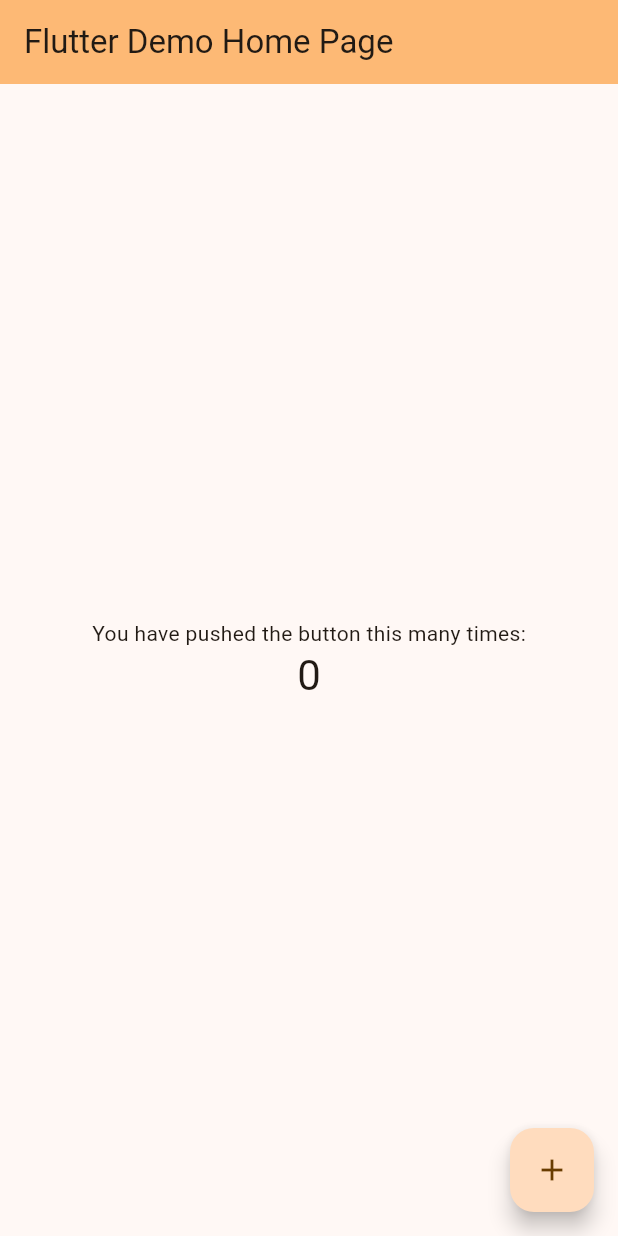
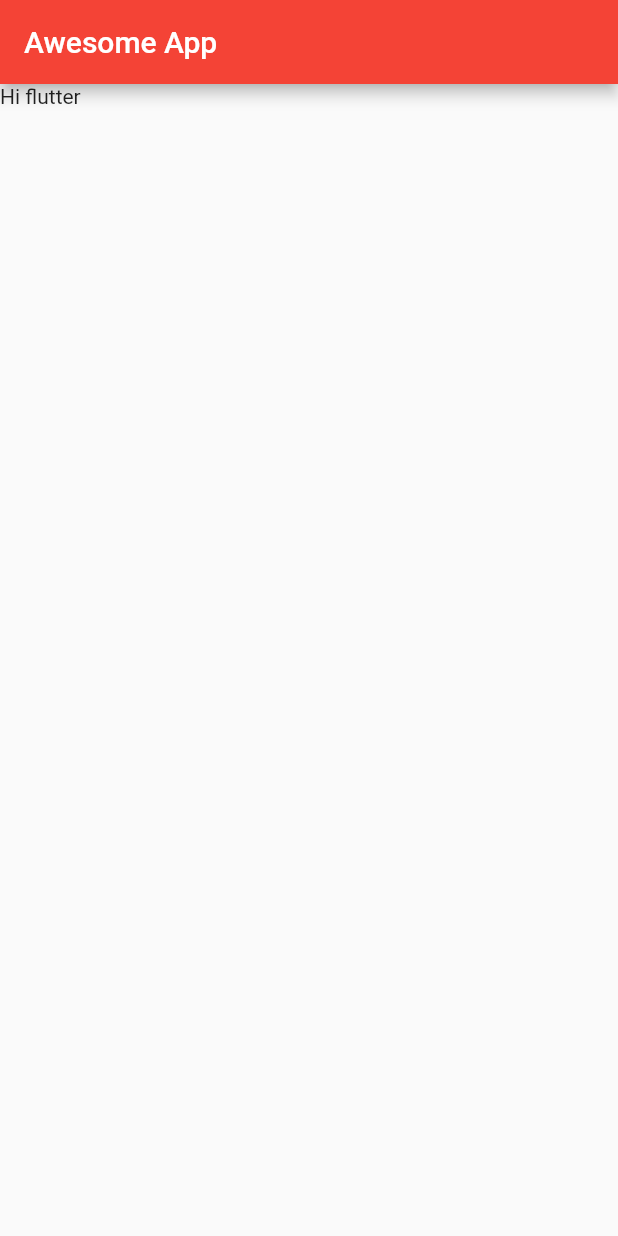
Before and after one commit to mahatarc/HALOPROJECT, a Flutter app: the screen it shows after launch, on a phone screen of 412 x 824 dp. Run offline on Flutter 3.47's test engine with Material 2 defaults, Android fonts, the phone set to English and light mode, and no system bars.

Commit message:
ch completed

```diff
--- a/lib/main.dart
+++ b/lib/main.dart
@@ -1,125 +1,26 @@
+//import 'package:flutter/widgets.dart';
 import 'package:flutter/material.dart';
 
 void main() {
-  runApp(const MyApp());
+  //widgetsApp MaterialApp CupertinoApp
+  runApp(MaterialApp(
+    home: Homepage(),
+    theme: ThemeData(
+      primarySwatch: Colors.red,
+    ),
+  ));
 }
 
-class MyApp extends StatelessWidget {
-  const MyApp({super.key});
+class Homepage extends StatelessWidget {
+  //const Homepage({super.key});
 
-  // This widget is the root of your application.
   @override
   Widget build(BuildContext context) {
-    return MaterialApp(
-      title: 'Flutter Demo',
-      theme: ThemeData(
-        // This is the theme of your application.
-        //
-        // TRY THIS: Try running your application with "flutter run". You'll see
-        // the application has a blue toolbar. Then, without quitting the app,
-        // try changing the seedColor in the colorScheme below to Colors.green
-        // and then invoke "hot reload" (save your changes or press the "hot
-        // reload" button in a Flutter-supported IDE, or press "r" if you used
-        // the command line to start the app).
-        //
-        // Notice that the counter didn't reset back to zero; the application
-        // state is not lost during the reload. To reset the state, use hot
-        // restart instead.
-        //
-        // This works for code too, not just values: Most code changes can be
-        // tested with just a hot reload.
-        colorScheme: ColorScheme.fromSeed(seedColor: Colors.orange),
-        useMaterial3: true,
+    return Scaffold(
+      appBar: AppBar(
+        title: Text("Awesome App"),
       ),
-      home: const MyHomePage(title: 'Flutter Demo Home Page'),
+      body: Container(child: Text("Hi flutter")),
     );
   }
 }
-
-class MyHomePage extends StatefulWidget {
-  const MyHomePage({super.key, required this.title});
-
-  // This widget is the home page of your application. It is stateful, meaning
-  // that it has a State object (defined below) that contains fields that affect
-  // how it looks.
-
-  // This class is the configuration for the state. It holds the values (in this
-  // case the title) provided by the parent (in this case the App widget) and
-  // used by the build method of the State. Fields in a Widget subclass are
-  // always marked "final".
-
-  final String title;
-
-  @override
-  State<MyHomePage> createState() => _MyHomePageState();
-}
-
-class _MyHomePageState extends State<MyHomePage> {
-  int _counter = 0;
-
-  void _incrementCounter() {
-    setState(() {
-      // This call to setState tells the Flutter framework that something has
-      // changed in this State, which causes it to rerun the build method below
-      // so that the display can reflect the updated values. If we changed
-      // _counter without calling setState(), then the build method would not be
-      // called again, and so nothing would appear to happen.
-      _counter++;
-    });
-  }
-
-  @override
-  Widget build(BuildContext context) {
-    // This method is rerun every time setState is called, for instance as done
-    // by the _incrementCounter method above.
-    //
-    // The Flutter framework has been optimized to make rerunning build methods
-    // fast, so that you can just rebuild anything that needs updating rather
-    // than having to individually change instances of widgets.
-    return Scaffold(
-      appBar: AppBar(
-        // TRY THIS: Try changing the color here to a specific color (to
-        // Colors.amber, perhaps?) and trigger a hot reload to see the AppBar
-        // change color while the other colors stay the same.
-        backgroundColor: Theme.of(context).colorScheme.inversePrimary,
-        // Here we take the value from the MyHomePage object that was created by
-        // the App.build method, and use it to set our appbar title.
-        title: Text(widget.title),
-      ),
-      body: Center(
-        // Center is a layout widget. It takes a single child and positions it
-        // in the middle of the parent.
-        child: Column(
-          // Column is also a layout widget. It takes a list of children and
-          // arranges them vertically. By default, it sizes itself to fit its
-          // children horizontally, and tries to be as tall as its parent.
-          //
-          // Column has various properties to control how it sizes itself and
-          // how it positions its children. Here we use mainAxisAlignment to
-          // center the children vertically; the main axis here is the vertical
-          // axis because Columns are vertical (the cross axis would be
-          // horizontal).
-          //
-          // TRY THIS: Invoke "debug painting" (choose the "Toggle Debug Paint"
-          // action in the IDE, or press "p" in the console), to see the
-          // wireframe for each widget.
-          mainAxisAlignment: MainAxisAlignment.center,
-          children: <Widget>[
-            const Text(
-              'You have pushed the button this many times:',
-            ),
-            Text(
-              '$_counter',
-              style: Theme.of(context).textTheme.headlineMedium,
-            ),
-          ],
-        ),
-      ),
-      floatingActionButton: FloatingActionButton(
-        onPressed: _incrementCounter,
-        tooltip: 'Increment',
-        child: const Icon(Icons.add),
-      ), // This trailing comma makes auto-formatting nicer for build methods.
-    );
-  }
-}
```
